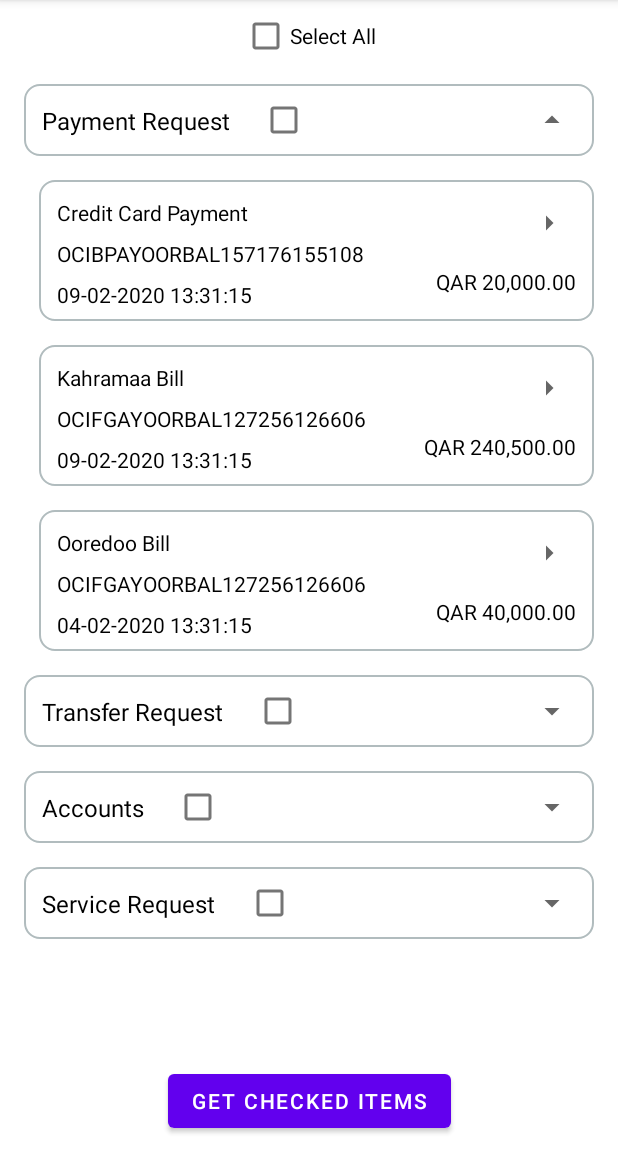
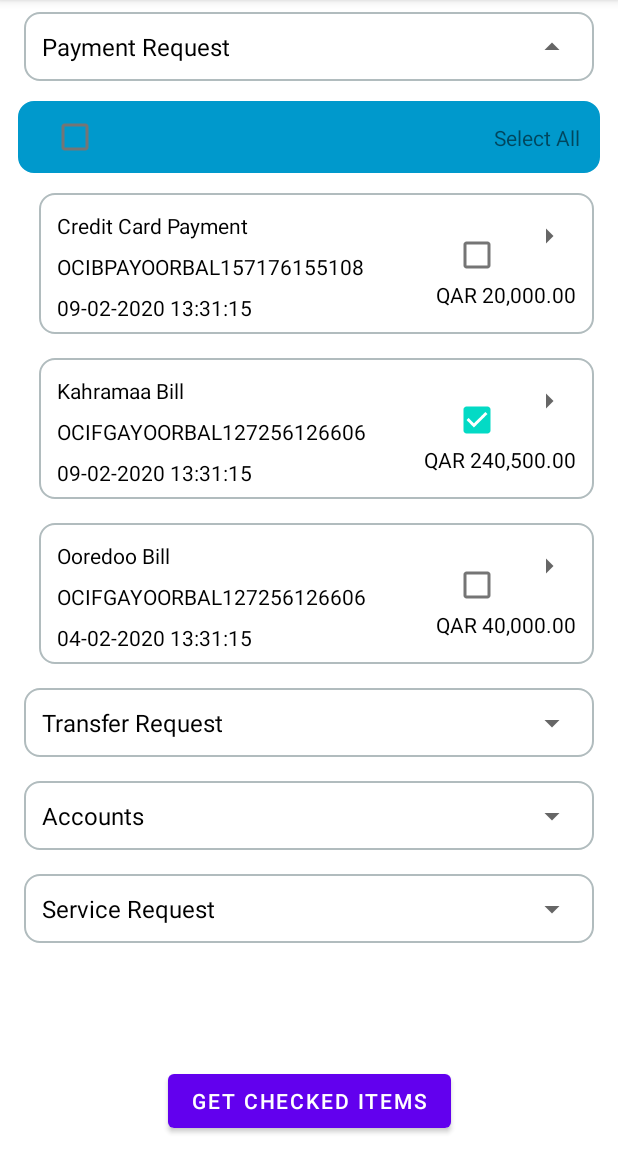
Before and after one commit to subind/RecyclerView, an Android app: the screen it shows after launch (MainActivity), after a tap on an icon or button, on a phone screen of 412 x 824 dp, the part 84-1236 px from its top. Run offline under Robolectric (Android 15) with nearby library versions, the phone set to English and light mode, and no system bars.

Commit message:
Converted POC to match XD(Uncheck Header on unchecking one of the child pending)

```diff
--- a/app/src/main/java/com/example/recyclerviewpocs/MainActivity.kt
+++ b/app/src/main/java/com/example/recyclerviewpocs/MainActivity.kt
@@ -12,7 +12,7 @@ import com.example.recyclerviewpocs.utils.CallBackInterface
 import com.example.recyclerviewpocs.utils.ResultOf
 import kotlinx.android.synthetic.main.activity_main.*
 
-class MainActivity : AppCompatActivity(), CallBackInterface {
+class MainActivity : AppCompatActivity()/*, CallBackInterface*/ {
 
     lateinit var myViewModel: MainViewModel
     var myExpandableAdapter : MyExpandableAdapter? = null
@@ -28,9 +28,9 @@ class MainActivity : AppCompatActivity(), CallBackInterface {
     }
 
     private fun initUi() {
-        cb_main.setOnClickListener {
+        /*cb_main.setOnClickListener {
             myExpandableAdapter?.selectUnSelectAll(cb_main.isChecked)
-        }
+        }*/
         btn_get_checked_parents.setOnClickListener {
             Toast.makeText(this, myExpandableAdapter?.getCheckedParents(), Toast.LENGTH_LONG).show()
         }
@@ -66,7 +66,7 @@ class MainActivity : AppCompatActivity(), CallBackInterface {
     private fun populateAdapterWithInfo(expandableCountryStateList : MutableList<ExpandableModel>){
         myExpandableAdapter = MyExpandableAdapter(expandableCountryStateList)
         myExpandableAdapter?.let {
-            it.initCallBackInterface(this)
+            //it.initCallBackInterface(this)
             val layoutManager = LinearLayoutManager(this)
             rv.layoutManager = layoutManager
             rv.adapter = it
@@ -75,9 +75,9 @@ class MainActivity : AppCompatActivity(), CallBackInterface {
         }
     }
 
-    override fun callBackMethod() {
+    /*override fun callBackMethod() {
         cb_main.isChecked = false
-    }
+    }*/
 
 
 }
--- a/app/src/main/java/com/example/recyclerviewpocs/adapter/MyExpandableAdapter.kt
+++ b/app/src/main/java/com/example/recyclerviewpocs/adapter/MyExpandableAdapter.kt
@@ -9,6 +9,7 @@ import com.example.recyclerviewpocs.models.ExpandableModel
 import com.example.recyclerviewpocs.utils.CallBackInterface
 import kotlinx.android.synthetic.main.child_row.view.*
 import kotlinx.android.synthetic.main.header_row.view.*
+import kotlinx.android.synthetic.main.selector_row.view.*
 
 class MyExpandableAdapter(var myList: MutableList<ExpandableModel>) :
     RecyclerView.Adapter<RecyclerView.ViewHolder>() {
@@ -31,6 +32,13 @@ class MyExpandableAdapter(var myList: MutableList<ExpandableModel>) :
                     )
                 )
             }
+            ExpandableModel.SELECTOR -> {
+                SelectorViewHolder(
+                    LayoutInflater.from(parent.context).inflate(
+                        R.layout.selector_row, parent, false
+                    )
+                )
+            }
             else -> {
                 HeaderViewHolder(
                     LayoutInflater.from(parent.context).inflate(
@@ -46,7 +54,7 @@ class MyExpandableAdapter(var myList: MutableList<ExpandableModel>) :
         when (row.type) {
             ExpandableModel.HEADER -> {
                 (holder as HeaderViewHolder).headerTitle.text = row.header?.headerTitle
-                holder.cbParent.isChecked = row.isChecked
+                /*holder.cbParent.isChecked = row.isChecked*/
 
                 when(row.isExpanded){
                     true -> {
@@ -65,26 +73,63 @@ class MyExpandableAdapter(var myList: MutableList<ExpandableModel>) :
                 holder.collapseArrow.setOnClickListener {
                     collapseRow(position)
                 }
-                holder.cbParent.setOnClickListener {
+                /*holder.cbParent.setOnClickListener {
                     checkedParentRow(position, holder.cbParent.isChecked)
                     if(!holder.cbParent.isChecked) {
                         callBackInterface.callBackMethod()
                     }
-                }
+                }*/
             }
             ExpandableModel.CHILD -> {
                 (holder as ChildViewHolder).childTitle.text = row.child?.childTitle
                 holder.rimNumber.text = row.child?.rimNum
                 holder.dateTime.text = row.child?.dateTime
                 holder.amount.text = row.child?.amount
+                holder.cbChild.isChecked = row.child?.childCheckStatus ?: false
+                holder.cbChild.setOnClickListener {
+                    if(row.child?.childCheckStatus == true){
+                        row.child?.childCheckStatus = false
+                        holder.cbChild.isChecked = row.child?.childCheckStatus ?: false
+
+                        for(i in myList){
+                            if(i.type == ExpandableModel.HEADER && i.header?.hId == row.header?.hId){
+                                i.header?.headerCheckStatus = false
+                            }
+                        }
+                    }else{
+                        row.child?.childCheckStatus = true
+                        holder.cbChild.isChecked = row.child?.childCheckStatus ?: false
+                    }
+                }
+            }
+            ExpandableModel.SELECTOR -> {
+                (holder as SelectorViewHolder).cbSelector.isChecked = row.header?.headerCheckStatus ?: false
+                holder.cbSelector.setOnClickListener {
+                    if(row.header?.headerCheckStatus == true){
+                        row.header?.headerCheckStatus = false
+                        holder.cbSelector.isChecked = row.header?.headerCheckStatus ?: false
+                        for(i in row.header?.childrenList ?: mutableListOf()){
+                            i.childCheckStatus = false
+                            //row.child?.childCheckStatus = false
+                        }
+                    }else{
+                        row.header?.headerCheckStatus = true
+                        holder.cbSelector.isChecked = row.header?.headerCheckStatus ?: false
+                        for(i in row.header?.childrenList ?: mutableListOf()){
+                            i.childCheckStatus = true
+                            //row.child?.childCheckStatus = true
+                        }
+                    }
+                    notifyDataSetChanged()
+                }
             }
         }
     }
 
-    private fun checkedParentRow(position: Int, b: Boolean) {
+    /*private fun checkedParentRow(position: Int, b: Boolean) {
         myList[position].isChecked = b
         notifyDataSetChanged()
-    }
+    }*/
 
     private fun expandRow(position: Int) {
         val row = myList[position]
@@ -92,11 +137,17 @@ class MyExpandableAdapter(var myList: MutableList<ExpandableModel>) :
         when (row.type) {
             ExpandableModel.HEADER -> {
                 myList[position].isExpanded = true
+
+                var expandableModel = ExpandableModel()
+                expandableModel.type = ExpandableModel.SELECTOR
+                expandableModel.header = row.header
+                myList.add(++nextPosition, expandableModel)
+
                 for (child in row.header!!.childrenList) {
                     var expandableModel = ExpandableModel()
                     expandableModel.type = ExpandableModel.CHILD
                     expandableModel.child = child
-                    expandableModel.header = null
+                    expandableModel.header = row.header
                     myList.add(++nextPosition, expandableModel)
                 }
                 notifyDataSetChanged()
@@ -124,14 +175,14 @@ class MyExpandableAdapter(var myList: MutableList<ExpandableModel>) :
         }
     }
 
-    fun selectUnSelectAll(b: Boolean){
+    /*fun selectUnSelectAll(b: Boolean){
         for(i in myList){
             if(i.type == ExpandableModel.HEADER){
                 i.isChecked = b
             }
         }
         notifyDataSetChanged()
-    }
+    }*/
 
     fun getCheckedParents(): String{
         var result: String = ""
@@ -152,7 +203,6 @@ class MyExpandableAdapter(var myList: MutableList<ExpandableModel>) :
         internal var headerTitle = itemView.tv_header
         internal var expandArrow = itemView.iv_expand
         internal var collapseArrow = itemView.iv_collapse
-        internal var cbParent = itemView.cb_parent
     }
 
     class ChildViewHolder(itemView: View) : RecyclerView.ViewHolder(itemView) {
@@ -162,10 +212,15 @@ class MyExpandableAdapter(var myList: MutableList<ExpandableModel>) :
         internal var dateTime = itemView.tv_datetime
         internal var amount = itemView.tv_amt
         internal var rightArrow = itemView.iv_right
+        internal var cbChild = itemView.child_cb
     }
 
-    fun initCallBackInterface(callBackInterface: CallBackInterface){
-        this.callBackInterface = callBackInterface
+    class SelectorViewHolder(itemView: View) : RecyclerView.ViewHolder(itemView) {
+        internal var cbSelector = itemView.selector_cb
     }
 
+    /*fun initCallBackInterface(callBackInterface: CallBackInterface){
+        this.callBackInterface = callBackInterface
+    }*/
+
 }
--- a/app/src/main/java/com/example/recyclerviewpocs/models/ExpandableModel.kt
+++ b/app/src/main/java/com/example/recyclerviewpocs/models/ExpandableModel.kt
@@ -5,6 +5,7 @@ class ExpandableModel {
     companion object{
         const val HEADER = 1
         const val CHILD = 2
+        const val SELECTOR = 3
     }
 
     var type: Int = 0
--- a/app/src/main/java/com/example/recyclerviewpocs/models/TransactionBill.kt
+++ b/app/src/main/java/com/example/recyclerviewpocs/models/TransactionBill.kt
@@ -4,5 +4,7 @@ data class TransactionBill(
     val childTitle: String,
     val rimNum: String,
     val dateTime: String,
-    val amount: String
+    val amount: String,
+    var childCheckStatus: Boolean,
+    val cId: Int
 )
--- a/app/src/main/java/com/example/recyclerviewpocs/models/TransactionType.kt
+++ b/app/src/main/java/com/example/recyclerviewpocs/models/TransactionType.kt
@@ -2,4 +2,9 @@ package com.example.recyclerviewpocs.models
 
 import com.example.recyclerviewpocs.models.TransactionBill
 
-data class TransactionType(val headerTitle: String, val childrenList: List<TransactionBill>)
+data class TransactionType(
+    val headerTitle: String,
+    val hId: Int,
+    val childrenList: List<TransactionBill>,
+    var headerCheckStatus: Boolean
+)
--- a/app/src/main/res/layout/activity_main.xml
+++ b/app/src/main/res/layout/activity_main.xml
@@ -15,18 +15,9 @@
         app:layout_constraintEnd_toEndOf="parent"
         app:layout_constraintHorizontal_bias="0.0"
         app:layout_constraintStart_toStartOf="parent"
-        app:layout_constraintTop_toBottomOf="@+id/cb_main">
+        app:layout_constraintTop_toTopOf="parent">
 
     </androidx.recyclerview.widget.RecyclerView>
-
-    <CheckBox
-        android:id="@+id/cb_main"
-        android:layout_width="wrap_content"
-        android:layout_height="wrap_content"
-        android:text="Select All"
-        app:layout_constraintEnd_toEndOf="parent"
-        app:layout_constraintStart_toStartOf="parent"
-        app:layout_constraintTop_toTopOf="parent" />
 
     <Button
         android:id="@+id/btn_get_checked_parents"
--- a/app/src/main/res/layout/child_row.xml
+++ b/app/src/main/res/layout/child_row.xml
@@ -74,4 +74,15 @@
         app:layout_constraintEnd_toEndOf="parent"
         app:layout_constraintTop_toBottomOf="@+id/iv_right" />
 
+    <CheckBox
+        android:id="@+id/child_cb"
+        android:layout_width="wrap_content"
+        android:layout_height="wrap_content"
+        android:layout_marginEnd="12dp"
+        android:layout_marginRight="12dp"
+        android:layout_marginBottom="12dp"
+        app:layout_constraintBottom_toBottomOf="@+id/tv_amt"
+        app:layout_constraintEnd_toStartOf="@+id/iv_right"
+        app:layout_constraintTop_toTopOf="@+id/iv_right" />
+
 </androidx.constraintlayout.widget.ConstraintLayout>
--- a/app/src/main/res/layout/header_row.xml
+++ b/app/src/main/res/layout/header_row.xml
@@ -56,15 +56,5 @@
         tools:ignore="VectorDrawableCompat"
         android:visibility="gone"/>
 
-    <CheckBox
-        android:id="@+id/cb_parent"
-        android:layout_width="wrap_content"
-        android:layout_height="wrap_content"
-        android:layout_marginStart="12dp"
-        android:layout_marginLeft="12dp"
-        app:layout_constraintBottom_toBottomOf="@+id/tv_header"
-        app:layout_constraintStart_toEndOf="@+id/tv_header"
-        app:layout_constraintTop_toTopOf="@+id/tv_header" />
-
 
 </androidx.constraintlayout.widget.ConstraintLayout>
--- /dev/null
+++ b/app/src/main/res/layout/selector_row.xml
@@ -0,0 +1,36 @@
+<?xml version="1.0" encoding="utf-8"?>
+<androidx.constraintlayout.widget.ConstraintLayout
+    xmlns:android="http://schemas.android.com/apk/res/android"
+    xmlns:app="http://schemas.android.com/apk/res-auto"
+    xmlns:tools="http://schemas.android.com/tools"
+    android:layout_width="match_parent"
+    android:layout_height="wrap_content"
+    android:layout_marginStart="12dp"
+    android:layout_marginTop="5dp"
+    android:layout_marginEnd="12dp"
+    android:layout_marginBottom="5dp"
+    android:background="@drawable/rounded_corner_bg"
+    android:backgroundTint="@android:color/holo_blue_dark"
+    android:layout_marginLeft="12dp">
+
+    <CheckBox
+        android:id="@+id/selector_cb"
+        android:layout_width="wrap_content"
+        android:layout_height="wrap_content"
+        android:layout_marginStart="14dp"
+        android:layout_marginLeft="14dp"
+        app:layout_constraintBottom_toBottomOf="parent"
+        app:layout_constraintStart_toStartOf="parent"
+        app:layout_constraintTop_toTopOf="parent" />
+
+    <TextView
+        android:id="@+id/selector_tv"
+        android:layout_width="wrap_content"
+        android:layout_height="wrap_content"
+        android:layout_marginEnd="13dp"
+        android:layout_marginRight="13dp"
+        android:text="Select All"
+        app:layout_constraintBottom_toBottomOf="parent"
+        app:layout_constraintEnd_toEndOf="parent"
+        app:layout_constraintTop_toTopOf="parent" />
+</androidx.constraintlayout.widget.ConstraintLayout>
```
Also changed, not shown: app/src/main/assets/transaction.json (+27 -19 lines).
